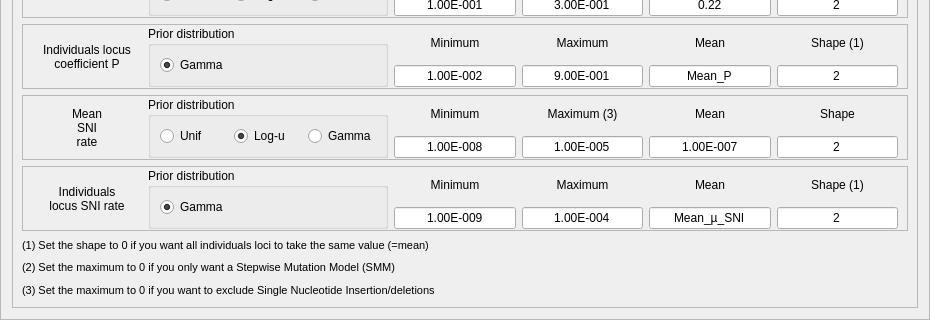
Before: the Qt Designer form python_interface/uis/setMutationModelMsat.ui in cbgp/diyabc, drawn with Qt 5; both pictures show x 0 to 930 and y 353 to 673 of the 930 by 673 pixel window.
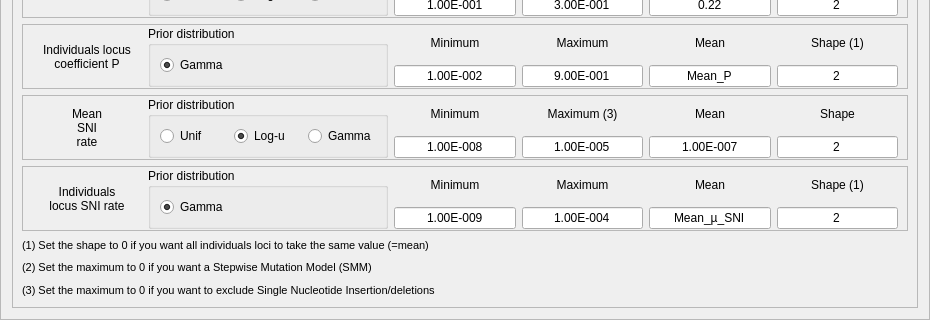
After: the same form once the commit is applied.

```diff
--- a/python_interface/uis/setMutationModelMsat.ui
+++ b/python_interface/uis/setMutationModelMsat.ui
@@ -1536,7 +1536,7 @@
          </font>
         </property>
         <property name="text">
-         <string>(2) Set the maximum to 0 if you only want a Stepwise Mutation Model (SMM)</string>
+         <string>(2) Set the maximum to 0 if you want a Stepwise Mutation Model (SMM)</string>
         </property>
        </widget>
       </item>
```
